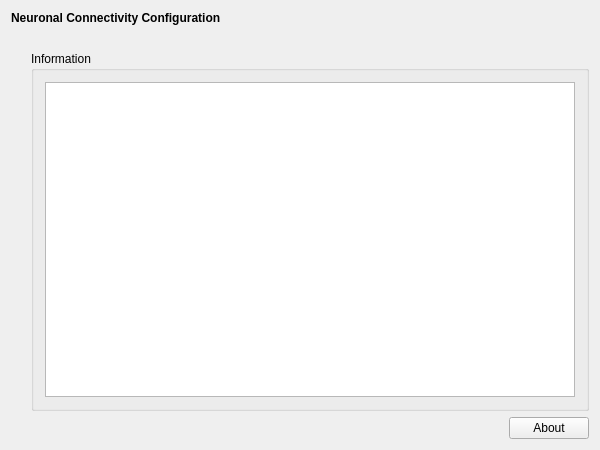
Above: applications/mne_scan/plugins/neuronalconnectivity/FormFiles/neuronalconnectivitysetup.ui from mne-tools/mne-cpp before the change. Below: the same form after it.
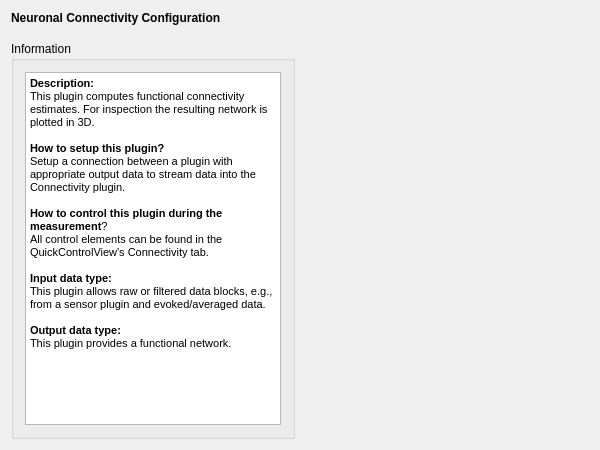
That is the form after the change.

Commit message: MAINT: About UI page cleanup

Patch:
```diff
--- a/applications/mne_scan/plugins/neuronalconnectivity/FormFiles/neuronalconnectivitysetup.ui
+++ b/applications/mne_scan/plugins/neuronalconnectivity/FormFiles/neuronalconnectivitysetup.ui
@@ -38,39 +38,53 @@
      <property name="sizeHint" stdset="0">
       <size>
        <width>20</width>
-       <height>20</height>
+       <height>10</height>
       </size>
      </property>
     </spacer>
    </item>
    <item>
     <layout class="QGridLayout" name="m_qGridLayout_main">
-     <item row="0" column="1" rowspan="2" colspan="2">
+     <item row="1" column="0">
       <widget class="QGroupBox" name="m_qGroupBox_Information">
+       <property name="maximumSize">
+        <size>
+         <width>16777215</width>
+         <height>16777215</height>
+        </size>
+       </property>
        <property name="title">
         <string>Information</string>
        </property>
        <layout class="QGridLayout" name="m_qGridLayout_Information">
         <item row="0" column="0">
-         <widget class="QTextBrowser" name="m_qTextBrowser_Information"/>
+         <widget class="QTextBrowser" name="m_qTextBrowser_Information">
+          <property name="html">
+           <string>&lt;!DOCTYPE HTML PUBLIC &quot;-//W3C//DTD HTML 4.0//EN&quot; &quot;http://www.w3.org/TR/REC-html40/strict.dtd&quot;&gt;
+&lt;html&gt;&lt;head&gt;&lt;meta name=&quot;qrichtext&quot; content=&quot;1&quot; /&gt;&lt;style type=&quot;text/css&quot;&gt;
+p, li { white-space: pre-wrap; }
+&lt;/style&gt;&lt;/head&gt;&lt;body style=&quot; font-family:'MS Shell Dlg 2'; font-size:8.25pt; font-weight:400; font-style:normal;&quot;&gt;
+&lt;p style=&quot; margin-top:0px; margin-bottom:0px; margin-left:0px; margin-right:0px; -qt-block-indent:0; text-indent:0px;&quot;&gt;&lt;span style=&quot; font-weight:600;&quot;&gt;Description:&lt;/span&gt;&lt;/p&gt;
+&lt;p style=&quot; margin-top:0px; margin-bottom:0px; margin-left:0px; margin-right:0px; -qt-block-indent:0; text-indent:0px;&quot;&gt;This plugin computes functional connectivity estimates. For inspection the resulting network is plotted in 3D.&lt;/p&gt;
+&lt;p style=&quot;-qt-paragraph-type:empty; margin-top:0px; margin-bottom:0px; margin-left:0px; margin-right:0px; -qt-block-indent:0; text-indent:0px;&quot;&gt;&lt;br /&gt;&lt;/p&gt;
+&lt;p style=&quot; margin-top:0px; margin-bottom:0px; margin-left:0px; margin-right:0px; -qt-block-indent:0; text-indent:0px;&quot;&gt;&lt;span style=&quot; font-weight:600;&quot;&gt;How to setup this plugin?&lt;/span&gt;&lt;/p&gt;
+&lt;p style=&quot; margin-top:0px; margin-bottom:0px; margin-left:0px; margin-right:0px; -qt-block-indent:0; text-indent:0px;&quot;&gt;Setup a connection between a plugin with appropriate output data to stream data into the Connectivity plugin.&lt;/p&gt;
+&lt;p style=&quot;-qt-paragraph-type:empty; margin-top:0px; margin-bottom:0px; margin-left:0px; margin-right:0px; -qt-block-indent:0; text-indent:0px;&quot;&gt;&lt;br /&gt;&lt;/p&gt;
+&lt;p style=&quot; margin-top:0px; margin-bottom:0px; margin-left:0px; margin-right:0px; -qt-block-indent:0; text-indent:0px;&quot;&gt;&lt;span style=&quot; font-weight:600;&quot;&gt;How to control this plugin during the measurement&lt;/span&gt;?&lt;/p&gt;
+&lt;p style=&quot; margin-top:0px; margin-bottom:0px; margin-left:0px; margin-right:0px; -qt-block-indent:0; text-indent:0px;&quot;&gt;All control elements can be found in the QuickControlView's Connectivity tab.&lt;/p&gt;
+&lt;p style=&quot;-qt-paragraph-type:empty; margin-top:0px; margin-bottom:0px; margin-left:0px; margin-right:0px; -qt-block-indent:0; text-indent:0px;&quot;&gt;&lt;br /&gt;&lt;/p&gt;
+&lt;p style=&quot; margin-top:0px; margin-bottom:0px; margin-left:0px; margin-right:0px; -qt-block-indent:0; text-indent:0px;&quot;&gt;&lt;span style=&quot; font-weight:600;&quot;&gt;Input data type:&lt;/span&gt;&lt;/p&gt;
+&lt;p style=&quot; margin-top:0px; margin-bottom:0px; margin-left:0px; margin-right:0px; -qt-block-indent:0; text-indent:0px;&quot;&gt;This plugin allows raw or filtered data blocks, e.g., from a sensor plugin and evoked/averaged data.&lt;/p&gt;
+&lt;p style=&quot;-qt-paragraph-type:empty; margin-top:0px; margin-bottom:0px; margin-left:0px; margin-right:0px; -qt-block-indent:0; text-indent:0px;&quot;&gt;&lt;br /&gt;&lt;/p&gt;
+&lt;p style=&quot; margin-top:0px; margin-bottom:0px; margin-left:0px; margin-right:0px; -qt-block-indent:0; text-indent:0px;&quot;&gt;&lt;span style=&quot; font-weight:600;&quot;&gt;Output data type:&lt;/span&gt;&lt;/p&gt;
+&lt;p style=&quot; margin-top:0px; margin-bottom:0px; margin-left:0px; margin-right:0px; -qt-block-indent:0; text-indent:0px;&quot;&gt;This plugin provides a functional network.&lt;/p&gt;&lt;/body&gt;&lt;/html&gt;</string>
+          </property>
+         </widget>
         </item>
        </layout>
       </widget>
      </item>
-     <item row="2" column="1">
-      <spacer name="m_qHorizontalSpacer_About">
-       <property name="orientation">
-        <enum>Qt::Horizontal</enum>
-       </property>
-       <property name="sizeHint" stdset="0">
-        <size>
-         <width>40</width>
-         <height>20</height>
-        </size>
-       </property>
-      </spacer>
-     </item>
-     <item row="1" column="0">
+     <item row="1" column="2">
       <spacer name="m_qVerticalSpacer_LeftRow">
        <property name="orientation">
         <enum>Qt::Vertical</enum>
@@ -83,12 +97,18 @@
        </property>
       </spacer>
      </item>
-     <item row="2" column="2">
-      <widget class="QPushButton" name="m_qPushButton_About">
-       <property name="text">
-        <string>About</string>
+     <item row="1" column="3">
+      <spacer name="horizontalSpacer">
+       <property name="orientation">
+        <enum>Qt::Horizontal</enum>
        </property>
-      </widget>
+       <property name="sizeHint" stdset="0">
+        <size>
+         <width>40</width>
+         <height>20</height>
+        </size>
+       </property>
+      </spacer>
      </item>
     </layout>
    </item>
```
The commit also changes 58 other files.
